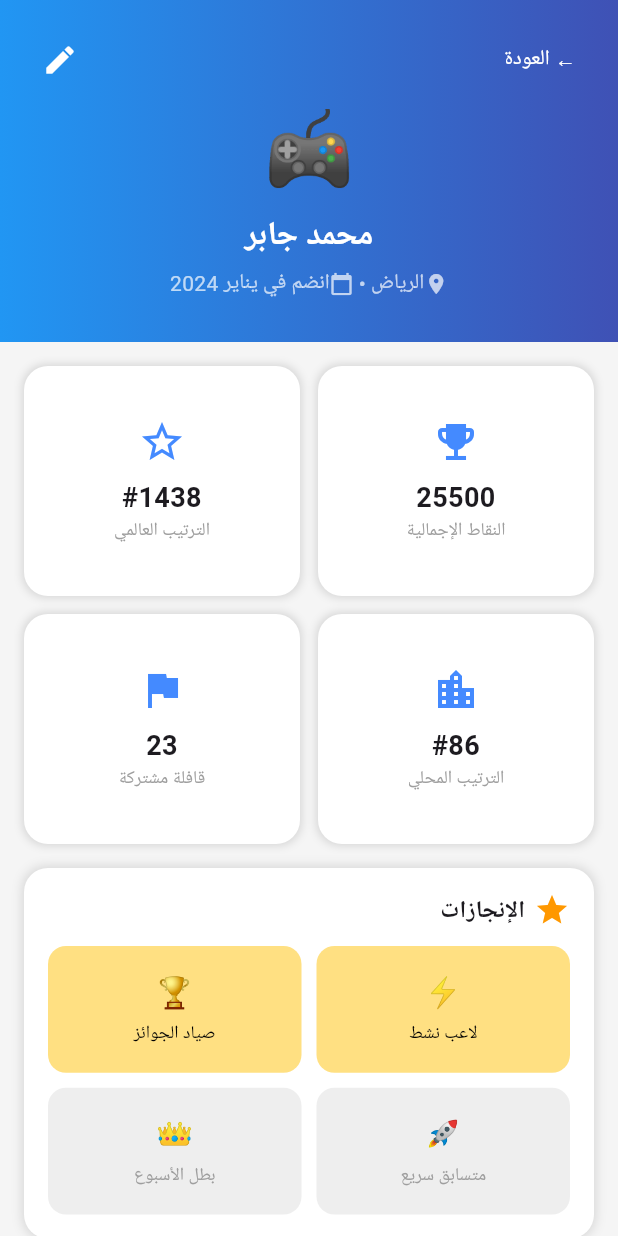
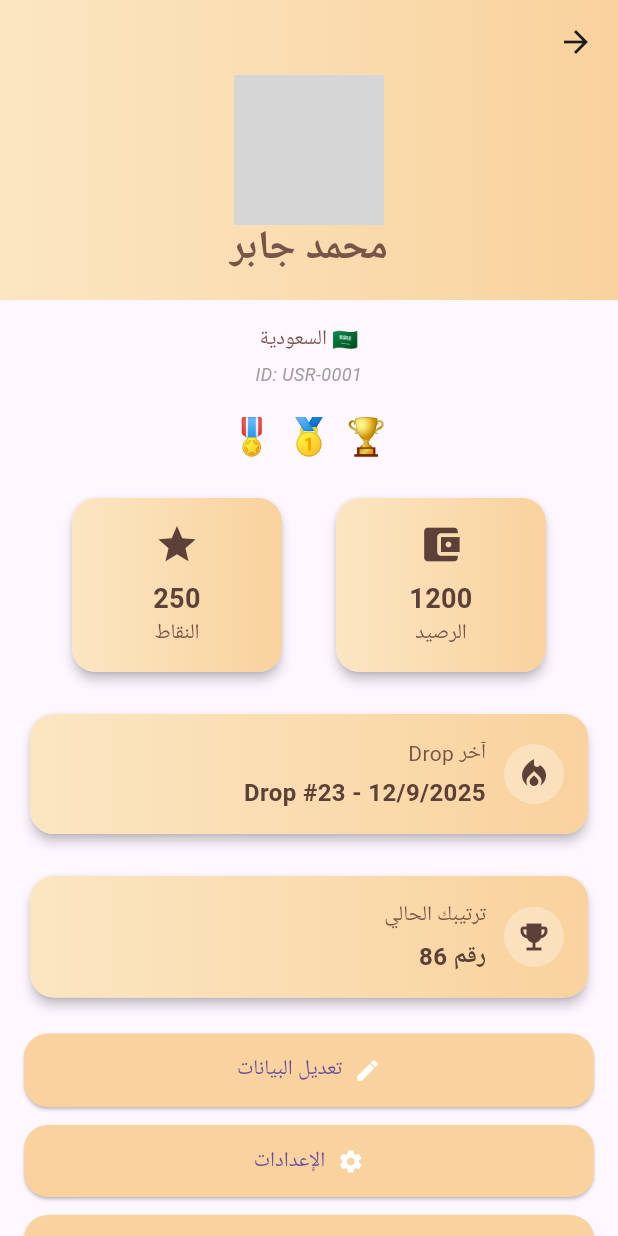
Before and after one commit to MahmoudAGaber/qafela-backend, a Flutter app: the ProfilePage screen opened by its route, on a phone screen of 412 x 824 dp. Run offline on Flutter 3.47's test engine with Material 3 defaults, Android fonts, the phone set to English and light mode, and no system bars; our stand-ins replace image_picker; network calls fail; statements that could not run were skipped; grey boxes are pictures that could not be loaded.

Commit message:
profile page

```diff
--- a/lib/Profile.dart
+++ b/lib/Profile.dart
@@ -1,251 +1,314 @@
+import 'dart:io';
 import 'package:flutter/material.dart';
+import 'package:image_picker/image_picker.dart';
+import 'package:qafela/Settings.dart';
+import 'package:qafela/splash.dart';
+import 'package:qafela/widgets/EditProfilePage.dart';
 
-class ProfilePage extends StatelessWidget {
-  final userProfile = {
+class ProfilePage extends StatefulWidget {
+  const ProfilePage({super.key});
+
+  @override
+  State<ProfilePage> createState() => _ProfilePageState();
+}
+
+class _ProfilePageState extends State<ProfilePage>
+    with SingleTickerProviderStateMixin {
+  String avatarUrl = "https://i.pravatar.cc/150?img=3";
+  final ImagePicker _picker = ImagePicker();
+
+  final Map<String, dynamic> user = {
     "username": "محمد جابر",
-    "avatar": "🎮",
-    "joinDate": "يناير 2024",
-    "city": "الرياض",
-    "totalPoints": 25500,
-    "worldRank": 1438,
-    "localRank": 86,
-    "dropsParticipated": 23,
-    "achievements": [
-      {"name": "لاعب نشط", "icon": "⚡", "earned": true},
-      {"name": "صياد الجوائز", "icon": "🏆", "earned": true},
-      {"name": "متسابق سريع", "icon": "🚀", "earned": false},
-      {"name": "بطل الأسبوع", "icon": "👑", "earned": false},
-    ]
+    "id": "USR-0001",
+    "email": "mohamed@example.com",
+    "country": "🇸🇦 السعودية",
+    "balance": 1200.50,
+    "points": 250,
+    "lastDrop": "Drop #23 - 12/9/2025",
+    "badges": ["🏆", "🥇", "🎖️"],
+    "leaderboardRank": 86
   };
 
+  late ScrollController _scrollController;
+  double _scrollOffset = 0.0;
+
   @override
-  Widget build(BuildContext context) {
-    return Directionality( // يدعم العربية
-      textDirection: TextDirection.rtl,
-      child: Scaffold(
-        backgroundColor: Colors.grey[100],
-        body: Column(
+  void initState() {
+    super.initState();
+    _scrollController = ScrollController()
+      ..addListener(() {
+        setState(() {
+          _scrollOffset = _scrollController.offset;
+        });
+      });
+  }
+
+  @override
+  void dispose() {
+    _scrollController.dispose();
+    super.dispose();
+  }
+
+  void _showAvatarOptions() {
+    showModalBottomSheet(
+      context: context,
+      builder: (context) => SafeArea(
+        child: Wrap(
           children: [
-            // ====== Header ======
-            Container(
-              padding: const EdgeInsets.all(16),
-              width: double.infinity,
-              decoration: BoxDecoration(
-                gradient: LinearGradient(
-                  colors: [Colors.blue, Colors.indigo],
-                ),
-              ),
-              child: Column(
-                children: [
-                  Row(
-                    mainAxisAlignment: MainAxisAlignment.spaceBetween,
-                    children: [
-                      TextButton(
-                        onPressed: () => Navigator.pop(context),
-                        child: const Text("← العودة",
-                            style: TextStyle(color: Colors.white)),
-                      ),
-                      IconButton(
-                        icon: const Icon(Icons.edit, color: Colors.white),
-                        onPressed: () {},
-                      )
-                    ],
-                  ),
-                  Text(
-                    userProfile["avatar"] as String,
-                    style: const TextStyle(fontSize: 48),
-                  ),
-                  const SizedBox(height: 8),
-                  Text(
-                    userProfile["username"] as String,
-                    style: const TextStyle(
-                        fontSize: 22,
-                        fontWeight: FontWeight.bold,
-                        color: Colors.white),
-                  ),
-                  const SizedBox(height: 6),
-                  Row(
-                    mainAxisAlignment: MainAxisAlignment.center,
-                    children: [
-                      const Icon(Icons.location_on,
-                          color: Colors.white70, size: 16),
-                      Text("${userProfile["city"]} • ",
-                          style: const TextStyle(color: Colors.white70)),
-                      const Icon(Icons.calendar_today,
-                          color: Colors.white70, size: 16),
-                      Text("انضم في ${userProfile["joinDate"]}",
-                          style: const TextStyle(color: Colors.white70)),
-                    ],
-                  ),
-                  const SizedBox(height: 12),
-                ],
-              ),
+            ListTile(
+              leading: const Icon(Icons.visibility),
+              title: const Text('عرض الصورة'),
+              onTap: () {
+                Navigator.pop(context);
+                _showFullImage();
+              },
             ),
-
-            // ====== Content ======
-            Expanded(
-              child: SingleChildScrollView(
-                padding: const EdgeInsets.all(16),
-                child: Column(
-                  children: [
-                    // ====== Stats Grid ======
-                    GridView(
-                      shrinkWrap: true,
-                      physics: const NeverScrollableScrollPhysics(),
-                      gridDelegate:
-                      const SliverGridDelegateWithFixedCrossAxisCount(
-                          crossAxisCount: 2,
-                          mainAxisSpacing: 12,
-                          crossAxisSpacing: 12,
-                          childAspectRatio: 1.2),
-                      children: [
-                        _statCard("النقاط الإجمالية",
-                            "${userProfile["totalPoints"]}", Icons.emoji_events),
-                        _statCard(
-                            "الترتيب العالمي",
-                            "#${userProfile["worldRank"]}",
-                            Icons.star_border),
-                        _statCard("الترتيب المحلي",
-                            "#${userProfile["localRank"]}", Icons.location_city),
-                        _statCard("قافلة مشتركة",
-                            "${userProfile["dropsParticipated"]}", Icons.flag),
-                      ],
-                    ),
-
-                    const SizedBox(height: 16),
-
-                    // ====== Achievements ======
-                    Container(
-                      padding: const EdgeInsets.all(16),
-                      decoration: BoxDecoration(
-                        color: Colors.white,
-                        borderRadius: BorderRadius.circular(16),
-                        boxShadow: [
-                          BoxShadow(
-                              blurRadius: 5,
-                              spreadRadius: 1,
-                              color: Colors.black12)
-                        ],
-                      ),
-                      child: Column(
-                        crossAxisAlignment: CrossAxisAlignment.start,
-                        children: [
-                          const Row(
-                            children: [
-                              Icon(Icons.star, color: Colors.orange),
-                              SizedBox(width: 6),
-                              Text("الإنجازات",
-                                  style: TextStyle(
-                                      fontWeight: FontWeight.bold,
-                                      fontSize: 16)),
-                            ],
-                          ),
-                          const SizedBox(height: 12),
-                          GridView.builder(
-                            shrinkWrap: true,
-                            physics: const NeverScrollableScrollPhysics(),
-                            itemCount:
-                            (userProfile["achievements"] as List).length,
-                            gridDelegate:
-                            const SliverGridDelegateWithFixedCrossAxisCount(
-                                crossAxisCount: 2,
-                                crossAxisSpacing: 10,
-                                mainAxisSpacing: 10,
-                                childAspectRatio: 2),
-                            itemBuilder: (context, index) {
-                              final ach = (userProfile["achievements"]
-                              as List)[index];
-                              final earned = ach["earned"] as bool;
-                              return Container(
-                                padding: const EdgeInsets.all(8),
-                                decoration: BoxDecoration(
-                                  color: earned
-                                      ? Colors.amber[200]
-                                      : Colors.grey[200],
-                                  borderRadius: BorderRadius.circular(12),
-                                ),
-                                child: Column(
-                                  mainAxisAlignment: MainAxisAlignment.center,
-                                  children: [
-                                    Text(ach["icon"] as String,
-                                        style: const TextStyle(fontSize: 20)),
-                                    const SizedBox(height: 4),
-                                    Text(ach["name"] as String,
-                                        style: TextStyle(
-                                            fontSize: 12,
-                                            color: earned
-                                                ? Colors.black
-                                                : Colors.grey)),
-                                  ],
-                                ),
-                              );
-                            },
-                          )
-                        ],
-                      ),
-                    ),
-
-                    const SizedBox(height: 16),
-
-                    // ====== Action Buttons ======
-                    _actionButton(Icons.account_balance_wallet, "المحفظة",
-                        "عرض الرصيد والمعاملات", () {}),
-                    _actionButton(Icons.settings, "الإعدادات",
-                        "تخصيص التطبيق", () {}),
-                    _actionButton(Icons.logout, "تسجيل الخروج",
-                        "الخروج من الحساب", () {}),
-                  ],
-                ),
-              ),
-            )
+            ListTile(
+              leading: const Icon(Icons.photo),
+              title: const Text('تغيير الصورة'),
+              onTap: () async {
+                Navigator.pop(context);
+                final XFile? image =
+                await _picker.pickImage(source: ImageSource.gallery);
+                if (image != null) {
+                  setState(() {
+                    avatarUrl = image.path;
+                  });
+                }
+              },
+            ),
+            ListTile(
+              leading: const Icon(Icons.delete),
+              title: const Text('إزالة الصورة'),
+              onTap: () {
+                Navigator.pop(context);
+                setState(() {
+                  avatarUrl = "https://i.pravatar.cc/150?img=1";
+                });
+              },
+            ),
+            ListTile(
+              leading: const Icon(Icons.close),
+              title: const Text('إلغاء'),
+              onTap: () => Navigator.pop(context),
+            ),
           ],
         ),
       ),
     );
   }
 
-  Widget _statCard(String title, String value, IconData icon) {
-    return Container(
-      decoration: BoxDecoration(
-        color: Colors.white,
-        borderRadius: BorderRadius.circular(16),
-        boxShadow: [
-          BoxShadow(color: Colors.black12, blurRadius: 4, spreadRadius: 1)
-        ],
-      ),
-      child: Column(
-        mainAxisAlignment: MainAxisAlignment.center,
-        children: [
-          Icon(icon, size: 32, color: Colors.blueAccent),
-          const SizedBox(height: 8),
-          Text(value,
-              style:
-              const TextStyle(fontSize: 18, fontWeight: FontWeight.bold)),
-          Text(title, style: const TextStyle(color: Colors.grey, fontSize: 12)),
-        ],
+  void _showFullImage() {
+    showDialog(
+      context: context,
+      builder: (_) => Dialog(
+        backgroundColor: Colors.transparent,
+        child: GestureDetector(
+          onTap: () => Navigator.pop(context),
+          child: InteractiveViewer(
+            child: avatarUrl.startsWith('http')
+                ? Image.network(avatarUrl)
+                : Image.file(File(avatarUrl)),
+          ),
+        ),
       ),
     );
   }
 
-  Widget _actionButton(
-      IconData icon, String title, String subtitle, VoidCallback onTap) {
-    return Container(
-      margin: const EdgeInsets.only(bottom: 10),
-      child: ElevatedButton(
-        style: ElevatedButton.styleFrom(
-          backgroundColor: Colors.white,
-          foregroundColor: Colors.black,
-          shadowColor: Colors.black12,
-          padding: const EdgeInsets.all(12),
-          shape:
-          RoundedRectangleBorder(borderRadius: BorderRadius.circular(12)),
+  Widget _animatedStat(String label, num value, IconData icon) {
+    return TweenAnimationBuilder<double>(
+      tween: Tween(begin: 0, end: value.toDouble()),
+      duration: const Duration(seconds: 1),
+      builder: (context, val, child) => _buildStatCard(label, val.toInt().toString(), icon),
+    );
+  }
+
+  @override
+  Widget build(BuildContext context) {
+    return Directionality(
+      textDirection: TextDirection.rtl,
+      child: Scaffold(
+        body: CustomScrollView(
+          controller: _scrollController,
+          slivers: [
+            SliverAppBar(
+              expandedHeight: 200,
+              pinned: true,
+              backgroundColor: const Color(0xFFF9D29D),
+              flexibleSpace: FlexibleSpaceBar(
+                centerTitle: true,
+                title: Text(user["username"],
+                    style: const TextStyle(
+                        color: Colors.brown,
+                        fontSize: 18,
+                        fontWeight: FontWeight.bold)),
+                background: Stack(
+                  alignment: Alignment.center,
+                  children: [
+                    Container(
+                      decoration: const BoxDecoration(
+                        gradient: LinearGradient(
+                          colors: [Color(0xFFFBE6C2), Color(0xFFF9D29D)],
+                        ),
+                      ),
+                    ),
+                    GestureDetector(
+                      onTap: _showAvatarOptions,
+                      child: CircleAvatar(
+                        radius: 50,
+                        backgroundImage: avatarUrl.startsWith('http')
+                            ? NetworkImage(avatarUrl)
+                            : FileImage(File(avatarUrl)) as ImageProvider,
+                        child: Align(
+                          alignment: Alignment.bottomRight,
+                          child: Container(
+                            decoration: const BoxDecoration(
+                                shape: BoxShape.circle,
+                                color: Colors.white),
+                            padding: const EdgeInsets.all(4),
+                            child: const Icon(Icons.edit, size: 16),
+                          ),
+                        ),
+                      ),
+                    ),
+                  ],
+                ),
+              ),
+            ),
+            SliverToBoxAdapter(
+              child: Padding(
+                padding: const EdgeInsets.all(16),
+                child: Column(
+                  children: [
+                    Text(user["country"],
+                        style: const TextStyle(color: Colors.brown)),
+                    const SizedBox(height: 4),
+                    Text("ID: ${user["id"]}",
+                        style: const TextStyle(
+                            fontSize: 12,
+                            color: Colors.grey,
+                            fontStyle: FontStyle.italic)),
+                    const SizedBox(height: 16),
+
+                    // Badges
+                    Row(
+                      mainAxisAlignment: MainAxisAlignment.center,
+                      children: user["badges"].map<Widget>((b) {
+                        return Padding(
+                          padding: const EdgeInsets.symmetric(horizontal: 4),
+                          child: Text(b, style: const TextStyle(fontSize: 24)),
+                        );
+                      }).toList(),
+                    ),
+                    const SizedBox(height: 20),
+
+                    // Stats
+                    Row(
+                      mainAxisAlignment: MainAxisAlignment.spaceEvenly,
+                      children: [
+                        _animatedStat("الرصيد", user["balance"], Icons.account_balance_wallet),
+                        _animatedStat("النقاط", user["points"], Icons.star),
+                      ],
+                    ),
+                    const SizedBox(height: 20),
+
+                    // Last Drop
+                    _infoCard("آخر Drop", user["lastDrop"], Icons.local_fire_department),
+                    const SizedBox(height: 20),
+
+                    // Leaderboard مختصر
+                    _infoCard("ترتيبك الحالي", "رقم ${user["leaderboardRank"]}", Icons.emoji_events),
+                    const SizedBox(height: 20),
+
+                    // Buttons
+                    _AnimatedButton(Icons.edit, "تعديل البيانات", () async {
+                      final updatedUser = await Navigator.push(
+                        context,
+                        MaterialPageRoute(
+                          builder: (_) => EditProfilePage(user: user),
+                        ),
+                      );
+
+                      if (updatedUser != null) {
+                        setState(() {
+                          user.addAll(updatedUser);
+                        });
+                      }
+                    }),
+
+                    _AnimatedButton(Icons.settings, "الإعدادات", () {
+                      Navigator.push(
+                        context,
+                        MaterialPageRoute(builder: (_) => const SettingsScreen()),
+                      );
+                    }),
+
+                    _AnimatedButton(Icons.logout, "تسجيل الخروج", () {
+                      Navigator.pushReplacement(
+                        context,
+                        MaterialPageRoute(builder: (_) => const SplashScreen()),
+                      );
+                    }),
+
+
+                  ],
+                ),
+              ),
+            ),
+          ],
         ),
-        onPressed: onTap,
+      ),
+    );
+  }
+
+  Widget _buildStatCard(String title, String value, IconData icon) {
+    return Card(
+      shape: RoundedRectangleBorder(borderRadius: BorderRadius.circular(16)),
+      elevation: 3,
+      child: Container(
+        padding: const EdgeInsets.all(16),
+        width: 140,
+        decoration: const BoxDecoration(
+          gradient: LinearGradient(
+            colors: [Color(0xFFFBE6C2), Color(0xFFF9D29D)],
+          ),
+          borderRadius: BorderRadius.all(Radius.circular(16)),
+        ),
+        child: Column(
+          children: [
+            Icon(icon, size: 30, color: Color(0xFF5D4037)),
+            const SizedBox(height: 8),
+            Text(
+              value,
+              style: const TextStyle(
+                  fontSize: 18,
+                  fontWeight: FontWeight.bold,
+                  color: Color(0xFF5D4037)),
+            ),
+            Text(title, style: const TextStyle(color: Colors.brown)),
+          ],
+        ),
+      ),
+    );
+  }
+
+  Widget _infoCard(String title, String value, IconData icon) {
+    return Card(
+      shape: RoundedRectangleBorder(borderRadius: BorderRadius.circular(16)),
+      elevation: 3,
+      child: Container(
+        padding: const EdgeInsets.all(16),
+        decoration: const BoxDecoration(
+          gradient: LinearGradient(
+            colors: [Color(0xFFFBE6C2), Color(0xFFF9D29D)],
+          ),
+          borderRadius: BorderRadius.all(Radius.circular(16)),
+        ),
         child: Row(
           children: [
             CircleAvatar(
-              backgroundColor: Colors.blue.withOpacity(0.2),
-              child: Icon(icon, color: Colors.blue),
+              backgroundColor: Colors.white.withOpacity(0.3),
+              child: Icon(icon, color: Color(0xFF5D4037)),
             ),
             const SizedBox(width: 12),
             Expanded(
@@ -253,15 +316,40 @@ class ProfilePage extends StatelessWidget {
                 crossAxisAlignment: CrossAxisAlignment.start,
                 children: [
                   Text(title,
-                      style: const TextStyle(fontWeight: FontWeight.bold)),
-                  Text(subtitle,
-                      style: const TextStyle(color: Colors.grey, fontSize: 12)),
+                      style: const TextStyle(color: Colors.brown, fontSize: 14)),
+                  const SizedBox(height: 4),
+                  Text(value,
+                      style: const TextStyle(
+                          fontSize: 16,
+                          fontWeight: FontWeight.bold,
+                          color: Color(0xFF5D4037))),
                 ],
               ),
-            )
+            ),
           ],
         ),
       ),
     );
   }
+
+  Widget _AnimatedButton(IconData icon, String title, VoidCallback onTap) {
+    return GestureDetector(
+      onTap: onTap,
+      child: Container(
+        margin: const EdgeInsets.only(bottom: 12),
+        width: double.infinity,
+        child: ElevatedButton.icon(
+          onPressed: onTap,
+          icon: Icon(icon, color: Colors.white),
+          label: Text(title),
+          style: ElevatedButton.styleFrom(
+            backgroundColor: const Color(0xFFF9D29D),
+            padding: const EdgeInsets.symmetric(vertical: 14),
+            shape:
+            RoundedRectangleBorder(borderRadius: BorderRadius.circular(16)),
+          ),
+        ),
+      ),
+    );
+  }
 }
--- a/pubspec.yaml
+++ b/pubspec.yaml
@@ -31,6 +31,7 @@ dependencies:
   flutter:
     sdk: flutter
   google_fonts: ^6.0.0
+  image_picker: ^0.8.7+5
 
 
 
```
Also changed, not shown: lib/widgets/EditProfilePage.dart (added, +93 -0 lines), pubspec.lock, 5 other files.
